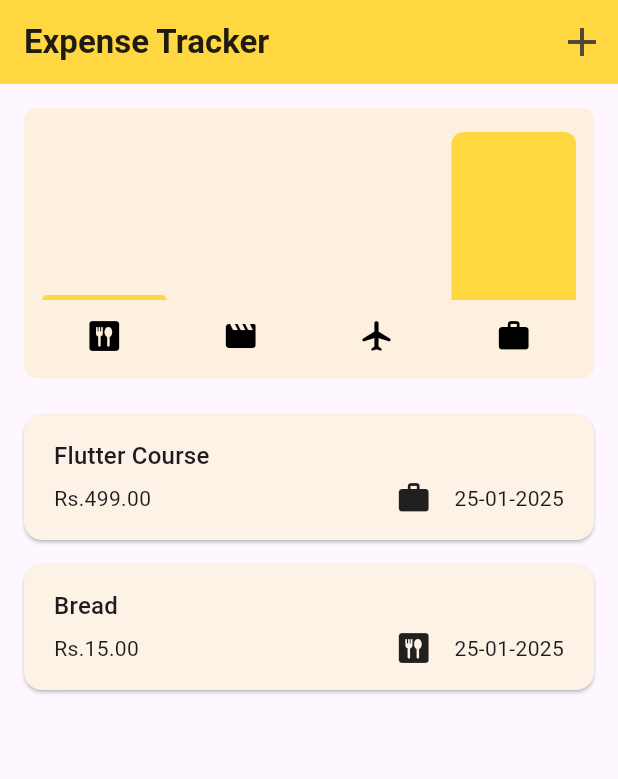
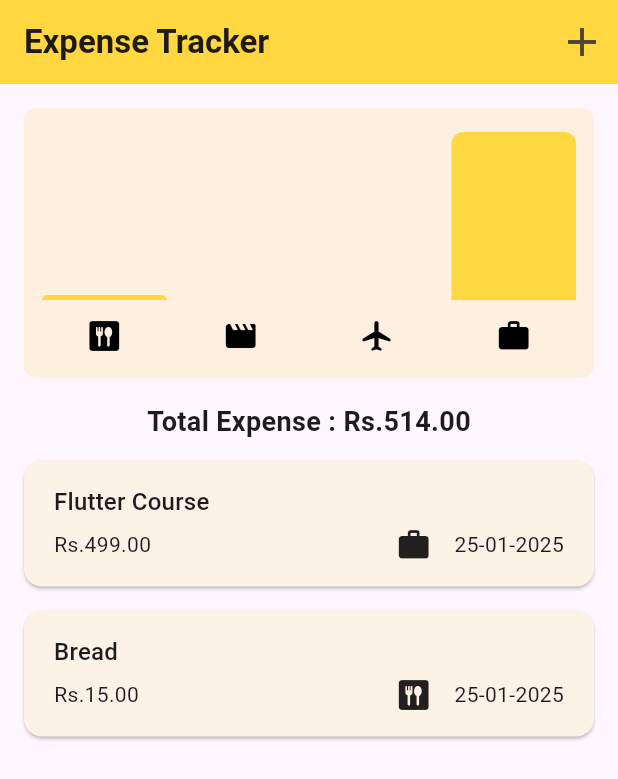
Before and after one commit to Bhavyak789/Expense_Tracker, a Flutter app: the screen it shows after launch, on a phone screen of 412 x 824 dp. Shown: the top 779 px of the screen. Run offline on Flutter 3.47's test engine with Material 3 defaults, Android fonts, the phone set to English and light mode, and no system bars.

Commit message:
Minor optimization changes

```diff
--- a/lib/main.dart
+++ b/lib/main.dart
@@ -1,5 +1,6 @@
 import 'package:expense_app/widgets/expenses.dart';
 import 'package:flutter/material.dart';
+//import 'package:flutter/services.dart';
 
 var kColorScheme = ColorScheme.fromSeed(
   seedColor: Colors.amber,
@@ -13,6 +14,9 @@ var kDarkColorScheme = ColorScheme.fromSeed(
     primary: Colors.amber);
 
 void main() {
+  // WidgetsFlutterBinding.ensureInitialized();
+  // SystemChrome.setPreferredOrientations([DeviceOrientation.portraitUp]).then(
+  //   (fn) {
   runApp(
     MaterialApp(
       darkTheme: ThemeData.dark().copyWith(
@@ -74,4 +78,6 @@ void main() {
       home: const Expenses(),
     ),
   );
+  //},
+  //);
 }
--- a/lib/widgets/expenses.dart
+++ b/lib/widgets/expenses.dart
@@ -33,6 +33,15 @@ class _ExpensesState extends State<Expenses> {
       context: context,
       builder: (ctx) => NewExpense(onAddExpense: _addExpense),
     );
+  }
+
+  double totalAmt() {
+    int l = _registeredExpenses.length;
+    double total = 0;
+    for (int i = 0; i < l; i++) {
+      total = total + _registeredExpenses[i].amount;
+    }
+    return total;
   }
 
   void _addExpense(Expense expense) {
@@ -71,6 +80,10 @@ class _ExpensesState extends State<Expenses> {
 
   @override
   Widget build(BuildContext context) {
+    print(MediaQuery.of(context).size.width);
+    print(MediaQuery.of(context).size.height);
+
+    var amt = totalAmt().toStringAsFixed(2);
     Widget mainContent = const Center(
       child: Text(
         'No expenses found. \nTap on " + " icon to add new expense',
@@ -104,8 +117,14 @@ class _ExpensesState extends State<Expenses> {
         body: Column(
           children: [
             Chart(expenses: _registeredExpenses),
-            //const SizedBox(height: 16),
-            //Text('Total Expense :  $total'),
+            Text(
+              'Total Expense : Rs.$amt', //₹
+              style: const TextStyle(
+                fontSize: 18,
+                fontWeight: FontWeight.bold,
+              ),
+            ),
+            const SizedBox(height: 5),
             Expanded(child: mainContent)
           ],
         ),
```
Also changed, not shown: pubspec.lock, 2 other files.
